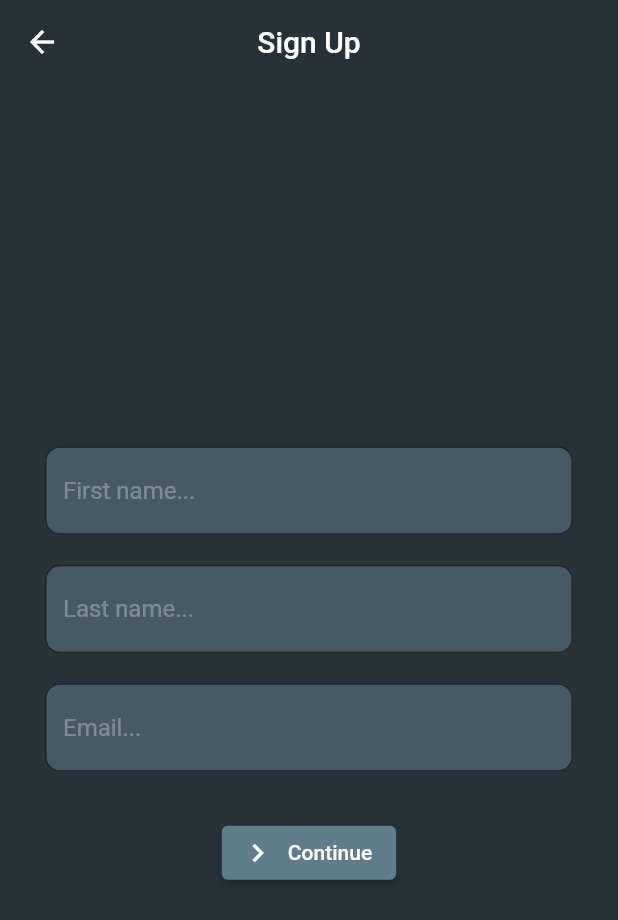
After one commit to anhquan7826/messpeer_client, a Flutter app: the SignUp screen opened by its route, on a phone screen of 412 x 824 dp. The commit adds this screen. Shown: the top 920 px of the screen. Run offline on Flutter 3.47's test engine with Material 2 defaults, Android fonts, the phone set to English and light mode, and no system bars.

Commit message:
finishing design

```diff
--- /dev/null
+++ b/lib/login_screen/signup.dart
@@ -0,0 +1,118 @@
+import 'package:flutter/material.dart';
+
+class SignUp extends StatefulWidget {
+  const SignUp({Key? key}) : super(key: key);
+
+  @override
+  State<SignUp> createState() => _SignUpState();
+}
+
+class _SignUpState extends State<SignUp> {
+  final _firstNameController = TextEditingController();
+  final _lastNameController = TextEditingController();
+  final _emailController = TextEditingController();
+
+  @override
+  Widget build(BuildContext context) {
+    return Scaffold(
+      backgroundColor: Colors.blueGrey.shade900,
+      appBar: AppBar(
+        elevation: 0,
+        backgroundColor: Colors.blueGrey.shade900,
+        title: const Text('Sign Up'),
+        centerTitle: true,
+      ),
+      body: Center(
+        child: Center(
+          child: SingleChildScrollView(
+            child: Column(
+              children: [
+                Padding(
+                  padding: const EdgeInsets.symmetric(vertical: 10.0, horizontal: 30.0),
+                  child: TextField(
+                    keyboardType: TextInputType.visiblePassword,
+                    autocorrect: false,
+                    enableSuggestions: false,
+                    controller: _firstNameController,
+                    obscureText: true,
+                    style: const TextStyle(
+                        color: Colors.white
+                    ),
+                    decoration: InputDecoration(
+                      border: OutlineInputBorder(
+                        borderRadius: BorderRadius.circular(10),
+                      ),
+                      hintText: "First name...",
+                      hintStyle: const TextStyle(
+                        color: Colors.white30,
+                      ),
+                      filled: true,
+                      fillColor: Colors.blueGrey[700],
+                    ),
+                    onChanged: (value) {},
+                  ),
+                ),
+                Padding(
+                  padding: const EdgeInsets.symmetric(vertical: 10.0, horizontal: 30.0),
+                  child: TextField(
+                    keyboardType: TextInputType.visiblePassword,
+                    autocorrect: false,
+                    enableSuggestions: false,
+                    controller: _lastNameController,
+                    obscureText: true,
+                    style: const TextStyle(
+                        color: Colors.white
+                    ),
+                    decoration: InputDecoration(
+                      border: OutlineInputBorder(
+                        borderRadius: BorderRadius.circular(10),
+                      ),
+                      hintText: "Last name...",
+                      hintStyle: const TextStyle(
+                        color: Colors.white30,
+                      ),
+                      filled: true,
+                      fillColor: Colors.blueGrey[700],
+                    ),
+                    onChanged: (value) {},
+                  ),
+                ),
+                Padding(
+                  padding: const EdgeInsets.symmetric(vertical: 10.0, horizontal: 30.0),
+                  child: TextField(
+                    keyboardType: TextInputType.visiblePassword,
+                    autocorrect: false,
+                    enableSuggestions: false,
+                    controller: _emailController,
+                    obscureText: true,
+                    style: const TextStyle(
+                        color: Colors.white
+                    ),
+                    decoration: InputDecoration(
+                      border: OutlineInputBorder(
+                        borderRadius: BorderRadius.circular(10),
+                      ),
+                      hintText: "Email...",
+                      hintStyle: const TextStyle(
+                        color: Colors.white30,
+                      ),
+                      filled: true,
+                      fillColor: Colors.blueGrey[700],
+                    ),
+                    onChanged: (value) {},
+                  ),
+                ),
+                const SizedBox(height: 20),
+                ElevatedButton.icon(
+                  onPressed: () {},
+                  icon: const Icon(Icons.navigate_next),
+                  label: const Text('Continue'),
+                )
+              ],
+            ),
+          ),
+        ),
+      ),
+    );
+  }
+}
--- a/lib/main.dart
+++ b/lib/main.dart
@@ -4,6 +4,8 @@ import 'package:messpeer_client/chat_screen/group_settings.dart';
 import 'package:messpeer_client/login_screen/login.dart';
 import 'package:messpeer_client/overview_screen/add_group.dart';
 import 'package:messpeer_client/overview_screen/overview.dart';
+
+import 'login_screen/signup.dart';
 
 void main() {
   runApp(const MyApp());
@@ -22,6 +24,7 @@ class MyApp extends StatelessWidget {
         initialRoute: '/login',
         routes: {
           '/login': (context) => const Login(),
+          '/login/signup': (context) => const SignUp(),
           '/overview': (context) => const Overview(),
           '/chat': (context) => const Chat(),
           '/chat/settings': (context) => const GroupSettings(),
```
Also changed, not shown: lib/login_screen/login.dart (+9 -3 lines), lib/overview_screen/overview.dart (+150 -23 lines), 1 other file.
